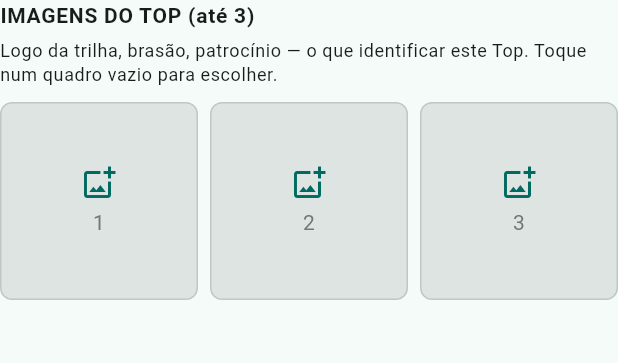
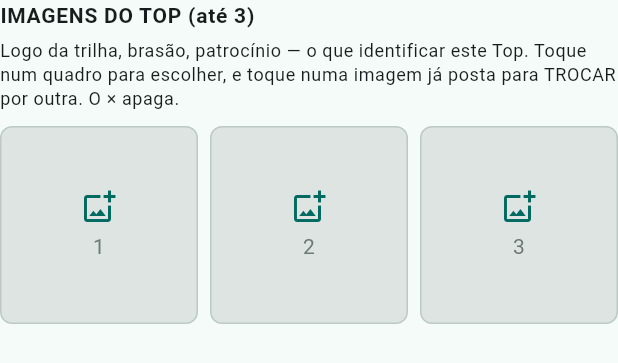
Before and after one commit to ebarroso12/hakuna3colinas, a Flutter app: the ImagensDoTop widget shown alone on an empty page, opened directly with empty values, on a phone screen of 412 x 824 dp. Shown: the top 363 px of the screen. Run offline on Flutter 3.47's test engine with Material 3 defaults, Android fonts, the phone set to English and light mode, and no system bars; our stand-ins replace connectivity_plus, csv, file_picker, flutter_map, geolocator, google_sign_in and 5 more; missing offline and left inert: excel, flutter_nfc_kit, mobile_scanner, ndef; accounts and stored records are empty.

Commit message:
Imagens do Top: dizer que tocar numa imagem TROCA
O texto dizia "toque num quadro vazio para escolher", e o admin concluia
que para trocar a logo era preciso apagar primeiro. Nao e: `ocupado` e
"enviando agora", nao "tem imagem", entao tocar num quadro cheio ja
trocava. A tela estava escondendo o que ela faz.

O dono do projeto reforcou que editar nome e fotos tem de funcionar
sempre. Conferido que funciona de fato, nao so no texto:

- nome e `TextField` sem `readOnly` nem `enabled: false`, na criacao e na
  edicao
- emblema mostra `urlAtual` e o toque chama `_escolherEmblema`, entao
  trocar emblema ja posto funciona
- `ImagensDoTop(topId: widget.top?.id)` esta no formulario
- RLS: `tops_admin_update` com `is_admin()` em USING e CHECK

Co-Authored-By: Claude Opus 5 (1M context) <noreply@anthropic.com>

```diff
--- a/lib/widgets/imagens_do_top.dart
+++ b/lib/widgets/imagens_do_top.dart
@@ -163,7 +163,8 @@ class _ImagensDoTopState extends State<ImagensDoTop> {
               ? 'Salve o Top primeiro. As imagens ficam ligadas a ele, e '
                     'antes de salvar ele ainda não existe.'
               : 'Logo da trilha, brasão, patrocínio — o que identificar '
-                    'este Top. Toque num quadro vazio para escolher.',
+                    'este Top. Toque num quadro para escolher, e toque numa '
+                    'imagem já posta para TROCAR por outra. O × apaga.',
           style: Theme.of(context).textTheme.bodySmall,
         ),
         const SizedBox(height: 10),
@@ -237,6 +238,11 @@ class _Quadro extends StatelessWidget {
     return AspectRatio(
       aspectRatio: 1,
       child: GestureDetector(
+        // Toque num quadro CHEIO troca a imagem: `ocupado` é "enviando
+        // agora", não "tem imagem". O texto acima diz isso — antes dizia
+        // "toque num quadro vazio", o que fazia o admin concluir que para
+        // trocar era preciso apagar primeiro. O dono do projeto reforçou
+        // em 11/10/2026 que editar nome e fotos tem de funcionar sempre.
         onTap: habilitado && !ocupado ? aoEscolher : null,
         child: Container(
           decoration: BoxDecoration(
```
